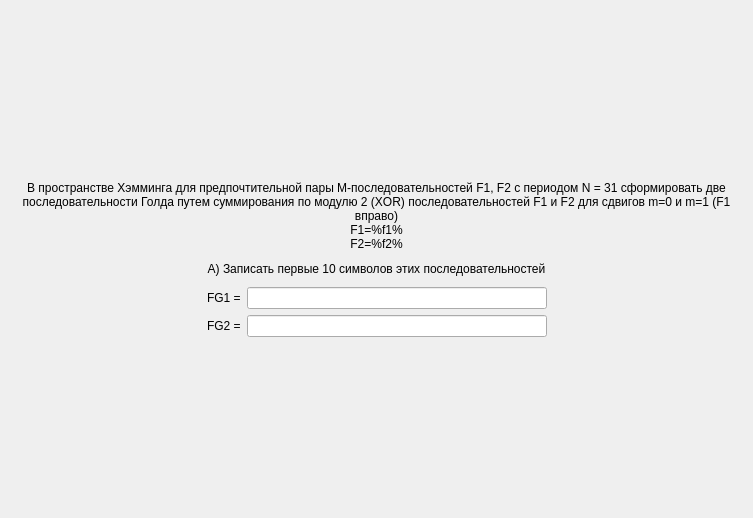
Above: task/screentask8a.ui from bukhmastov/kpsp before the change. Below: the same form after it.
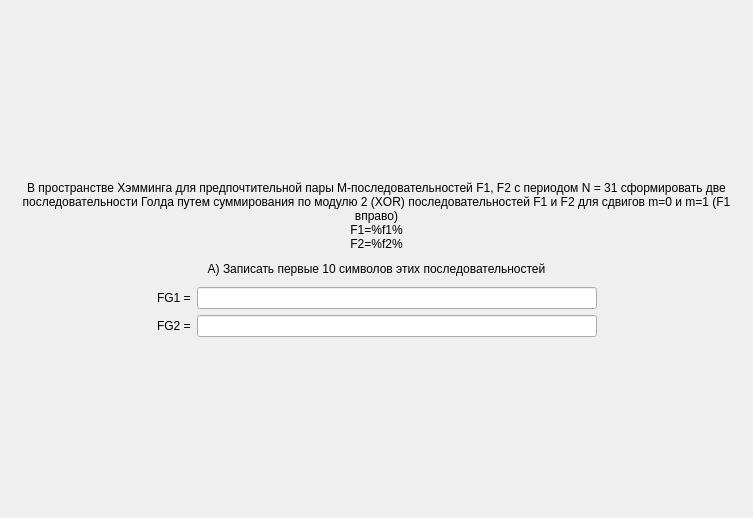
That is the form after the change.

The edit to the form file:
```diff
--- a/task/screentask8a.ui
+++ b/task/screentask8a.ui
@@ -142,7 +142,7 @@
           <widget class="QLineEdit" name="inputFG1">
            <property name="minimumSize">
             <size>
-             <width>300</width>
+             <width>400</width>
              <height>0</height>
             </size>
            </property>
@@ -198,7 +198,7 @@
           <widget class="QLineEdit" name="inputFG2">
            <property name="minimumSize">
             <size>
-             <width>300</width>
+             <width>400</width>
              <height>0</height>
             </size>
            </property>
```
